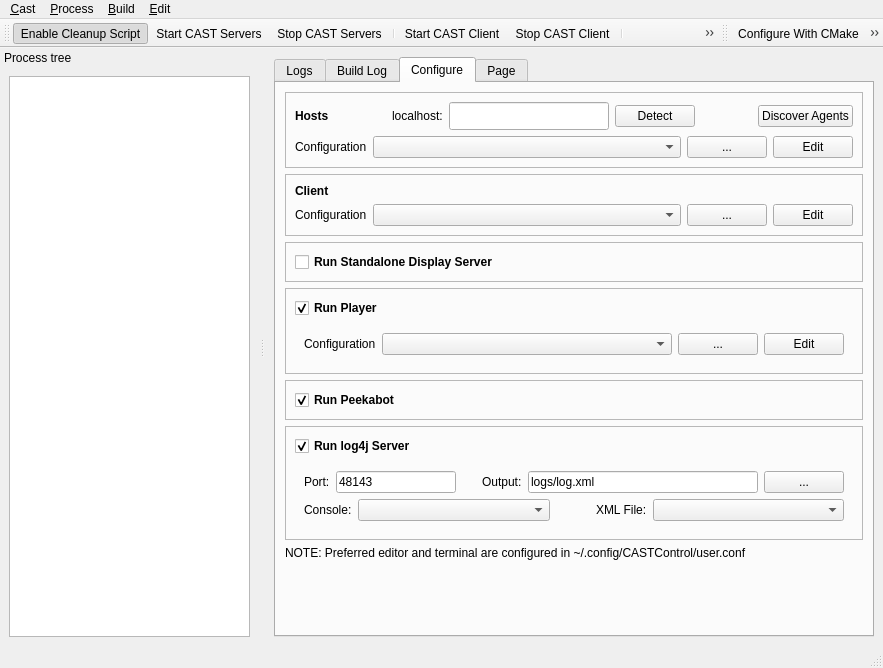
Qt form tools/castctrl/trunk/qtui/mainwindow.ui (marc-hanheide/cogx) before a commit.
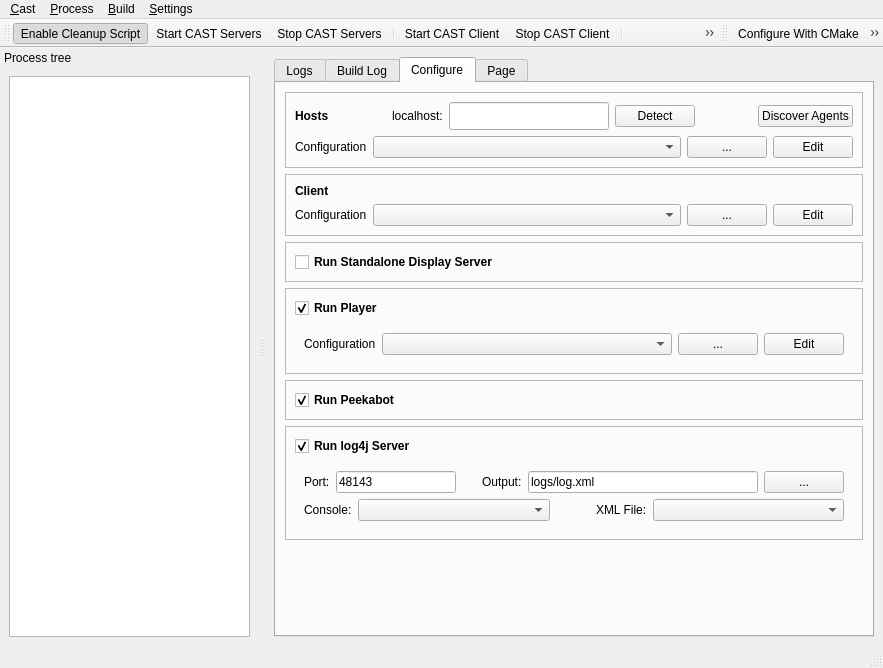
The same form after that commit. Icons and pictures are not drawn.

Commit message: castctrl: new options; easier path management in config file

What changed in the file:
```diff
--- a/tools/castctrl/trunk/qtui/mainwindow.ui
+++ b/tools/castctrl/trunk/qtui/mainwindow.ui
@@ -756,13 +756,6 @@
              </layout>
             </widget>
            </item>
-           <item>
-            <widget class="QLabel" name="label_17">
-             <property name="text">
-              <string>NOTE: Preferred editor and terminal are configured in ~/.config/CASTControl/user.conf</string>
-             </property>
-            </widget>
-           </item>
            <item>
             <spacer name="verticalSpacer_4">
              <property name="orientation">
@@ -1310,7 +1303,7 @@
      <x>0</x>
      <y>0</y>
      <width>883</width>
-     <height>23</height>
+     <height>21</height>
     </rect>
    </property>
    <widget class="QMenu" name="menuCast">
@@ -1347,7 +1340,7 @@
    </widget>
    <widget class="QMenu" name="menu_Edit">
     <property name="title">
-     <string>&amp;Edit</string>
+     <string>&amp;Settings</string>
     </property>
     <addaction name="actEditUserSettings"/>
     <addaction name="actEditCastEnvironment"/>
```
The commit also changes 6 other files.
